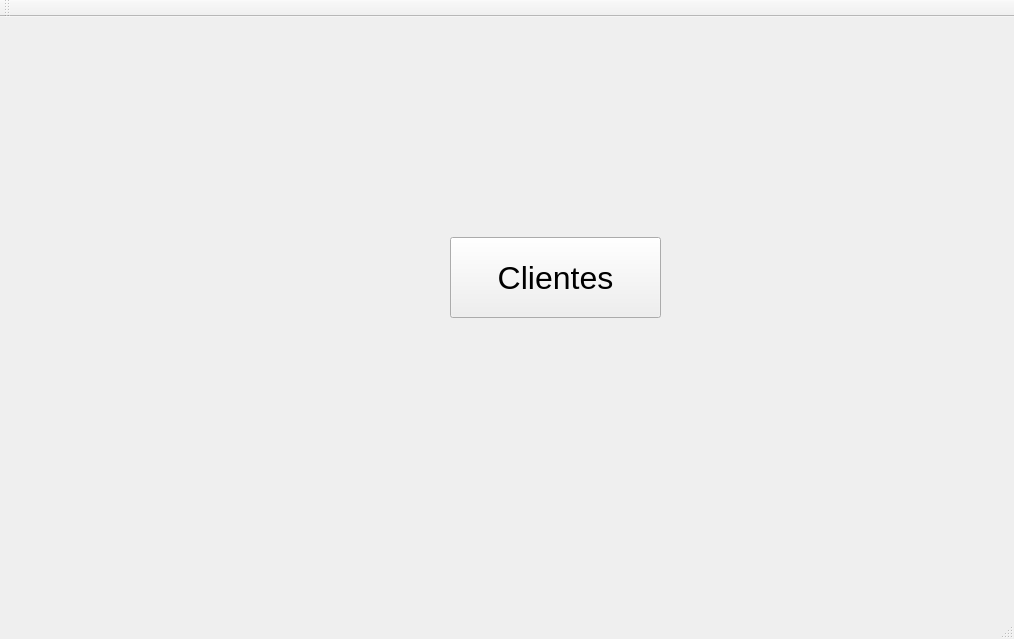
This is WebSocket_cliente/mainwindow.ui in med-ak/proyecto as Qt 5 draws it before an edit. The edited form follows.
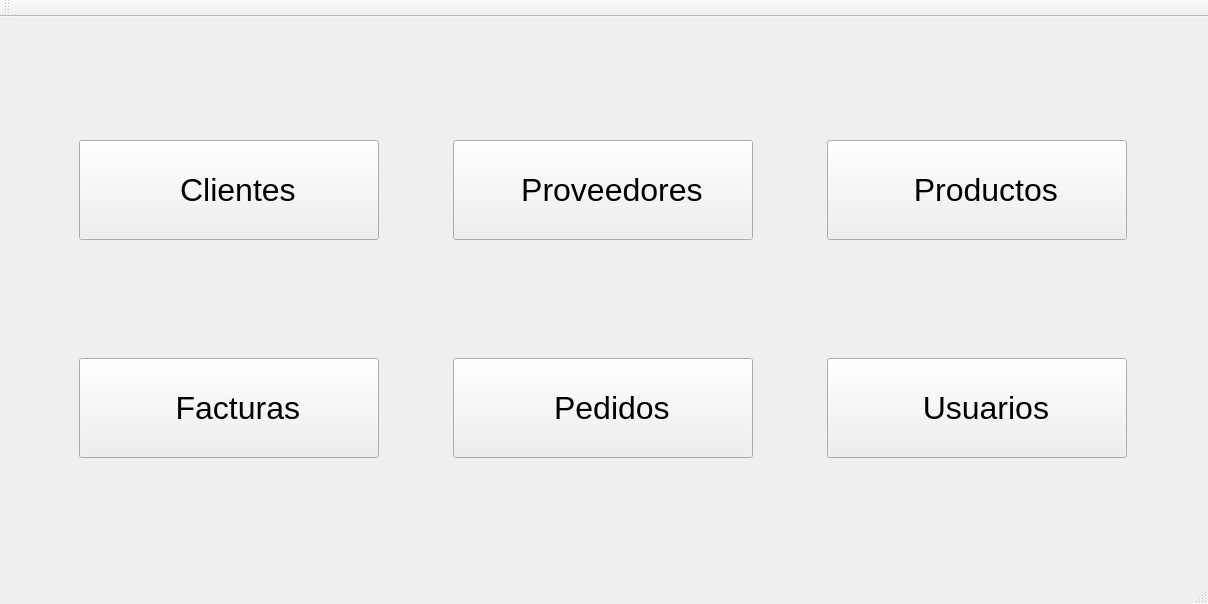
This is the edited form. Icons and pictures are not drawn.

What changed in the file:
```diff
--- a/WebSocket_cliente/mainwindow.ui
+++ b/WebSocket_cliente/mainwindow.ui
@@ -6,32 +6,220 @@
    <rect>
     <x>0</x>
     <y>0</y>
-    <width>1014</width>
-    <height>639</height>
+    <width>1208</width>
+    <height>604</height>
    </rect>
   </property>
   <property name="windowTitle">
    <string>MainWindow</string>
   </property>
   <widget class="QWidget" name="centralWidget">
-   <widget class="QPushButton" name="ButtonCliente">
-    <property name="geometry">
-     <rect>
-      <x>450</x>
-      <y>220</y>
-      <width>211</width>
-      <height>81</height>
-     </rect>
-    </property>
-    <property name="font">
-     <font>
-      <pointsize>24</pointsize>
-     </font>
-    </property>
-    <property name="text">
-     <string>Clientes</string>
-    </property>
-   </widget>
+   <layout class="QGridLayout" name="gridLayout">
+    <item row="1" column="0">
+     <widget class="QPushButton" name="ButtonCliente">
+      <property name="minimumSize">
+       <size>
+        <width>300</width>
+        <height>100</height>
+       </size>
+      </property>
+      <property name="maximumSize">
+       <size>
+        <width>300</width>
+        <height>100</height>
+       </size>
+      </property>
+      <property name="font">
+       <font>
+        <pointsize>24</pointsize>
+       </font>
+      </property>
+      <property name="text">
+       <string>  Clientes</string>
+      </property>
+      <property name="icon">
+       <iconset resource="img/iconos.qrc">
+        <normaloff>:/clientes.png</normaloff>:/clientes.png</iconset>
+      </property>
+      <property name="iconSize">
+       <size>
+        <width>80</width>
+        <height>80</height>
+       </size>
+      </property>
+     </widget>
+    </item>
+    <item row="1" column="1">
+     <widget class="QPushButton" name="ButtonProveedores">
+      <property name="minimumSize">
+       <size>
+        <width>300</width>
+        <height>100</height>
+       </size>
+      </property>
+      <property name="maximumSize">
+       <size>
+        <width>300</width>
+        <height>100</height>
+       </size>
+      </property>
+      <property name="font">
+       <font>
+        <pointsize>24</pointsize>
+       </font>
+      </property>
+      <property name="text">
+       <string>  Proveedores</string>
+      </property>
+      <property name="icon">
+       <iconset resource="img/iconos.qrc">
+        <normaloff>:/proveedores.png</normaloff>:/proveedores.png</iconset>
+      </property>
+      <property name="iconSize">
+       <size>
+        <width>80</width>
+        <height>80</height>
+       </size>
+      </property>
+     </widget>
+    </item>
+    <item row="2" column="0">
+     <widget class="QPushButton" name="ButtonFacturas">
+      <property name="minimumSize">
+       <size>
+        <width>300</width>
+        <height>100</height>
+       </size>
+      </property>
+      <property name="maximumSize">
+       <size>
+        <width>300</width>
+        <height>100</height>
+       </size>
+      </property>
+      <property name="font">
+       <font>
+        <pointsize>24</pointsize>
+       </font>
+      </property>
+      <property name="text">
+       <string>  Facturas</string>
+      </property>
+      <property name="icon">
+       <iconset resource="img/iconos.qrc">
+        <normaloff>:/facturas.png</normaloff>:/facturas.png</iconset>
+      </property>
+      <property name="iconSize">
+       <size>
+        <width>80</width>
+        <height>80</height>
+       </size>
+      </property>
+     </widget>
+    </item>
+    <item row="1" column="2">
+     <widget class="QPushButton" name="ButtonProductos">
+      <property name="minimumSize">
+       <size>
+        <width>300</width>
+        <height>100</height>
+       </size>
+      </property>
+      <property name="maximumSize">
+       <size>
+        <width>300</width>
+        <height>100</height>
+       </size>
+      </property>
+      <property name="font">
+       <font>
+        <pointsize>24</pointsize>
+       </font>
+      </property>
+      <property name="text">
+       <string>  Productos</string>
+      </property>
+      <property name="icon">
+       <iconset resource="img/iconos.qrc">
+        <normaloff>:/productos.png</normaloff>:/productos.png</iconset>
+      </property>
+      <property name="iconSize">
+       <size>
+        <width>80</width>
+        <height>80</height>
+       </size>
+      </property>
+     </widget>
+    </item>
+    <item row="2" column="1">
+     <widget class="QPushButton" name="ButtonPedidos">
+      <property name="minimumSize">
+       <size>
+        <width>300</width>
+        <height>100</height>
+       </size>
+      </property>
+      <property name="maximumSize">
+       <size>
+        <width>300</width>
+        <height>100</height>
+       </size>
+      </property>
+      <property name="font">
+       <font>
+        <pointsize>24</pointsize>
+       </font>
+      </property>
+      <property name="text">
+       <string>  Pedidos</string>
+      </property>
+      <property name="icon">
+       <iconset resource="img/iconos.qrc">
+        <normaloff>:/pedidos.png</normaloff>:/pedidos.png</iconset>
+      </property>
+      <property name="iconSize">
+       <size>
+        <width>80</width>
+        <height>80</height>
+       </size>
+      </property>
+     </widget>
+    </item>
+    <item row="2" column="2">
+     <widget class="QPushButton" name="ButtonUsuarios">
+      <property name="minimumSize">
+       <size>
+        <width>300</width>
+        <height>100</height>
+       </size>
+      </property>
+      <property name="maximumSize">
+       <size>
+        <width>300</width>
+        <height>100</height>
+       </size>
+      </property>
+      <property name="font">
+       <font>
+        <pointsize>24</pointsize>
+       </font>
+      </property>
+      <property name="text">
+       <string>  Usuarios</string>
+      </property>
+      <property name="icon">
+       <iconset resource="img/iconos.qrc">
+        <normaloff>:/clientes.png</normaloff>:/clientes.png</iconset>
+      </property>
+      <property name="iconSize">
+       <size>
+        <width>80</width>
+        <height>80</height>
+       </size>
+      </property>
+     </widget>
+    </item>
+   </layout>
   </widget>
   <widget class="QMenuBar" name="menuBar">
    <property name="geometry">
```
Left out of the diff: 14 changed lines with no effect on the pictures.
